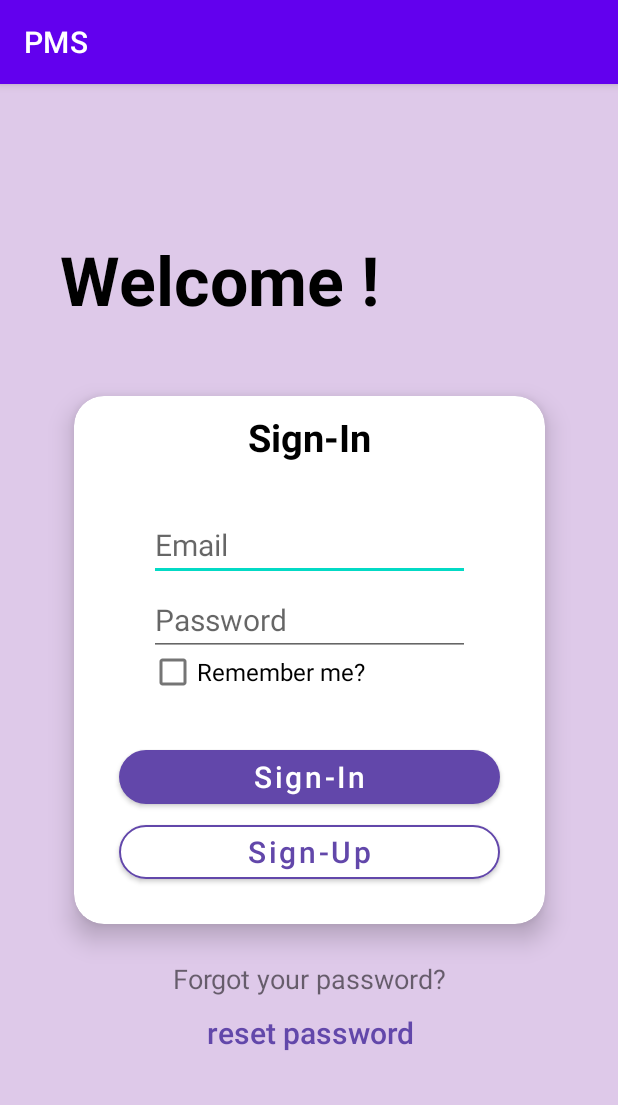
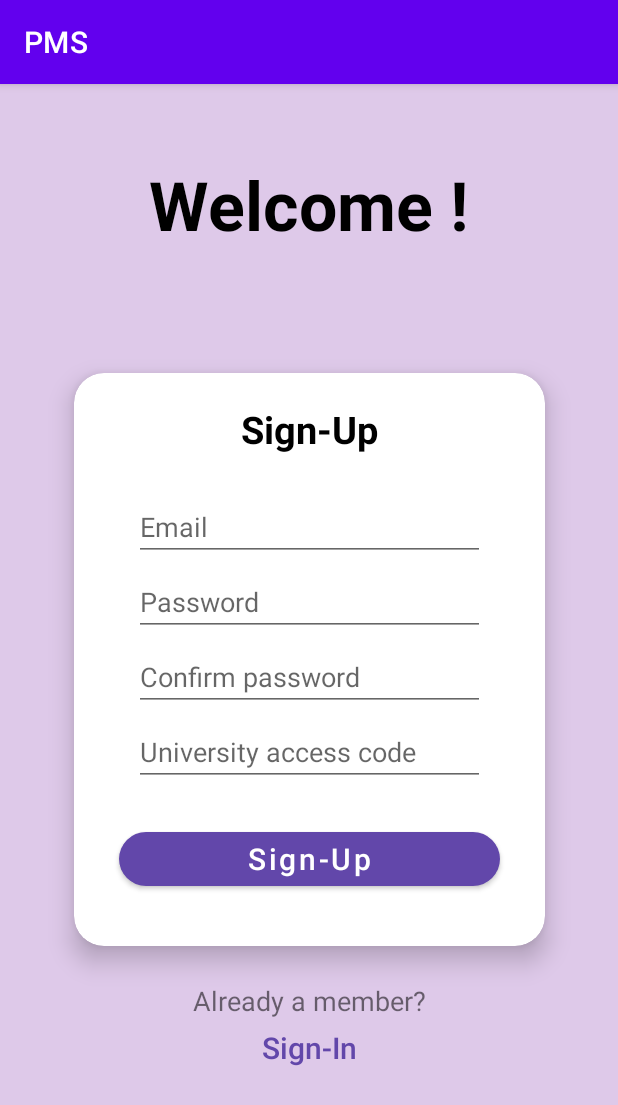
Before and after one commit to AdamTweedie/PMS-Android-Application, an Android app: the screen it shows after launch (MainActivity), after a tap on "Sign-Up", on a phone screen of 412 x 824 dp. Shown: the top 1105 px of the screen. Run offline under Robolectric (Android 15) with nearby library versions, the phone set to English and light mode, and no system bars.

Commit message:
Interactivity between sign-in and sign-up complete

```diff
--- a/app/src/main/java/com/deitel/pms/MainActivity.java
+++ b/app/src/main/java/com/deitel/pms/MainActivity.java
@@ -2,6 +2,7 @@ package com.deitel.pms;
 
 import androidx.appcompat.app.AppCompatActivity;
 import androidx.fragment.app.Fragment;
+import androidx.fragment.app.FragmentManager;
 import androidx.fragment.app.FragmentTransaction;
 
 import android.os.Bundle;
--- a/app/src/main/java/com/deitel/pms/SignIn.java
+++ b/app/src/main/java/com/deitel/pms/SignIn.java
@@ -9,6 +9,8 @@ import android.widget.Button;
 import androidx.annotation.NonNull;
 import androidx.annotation.Nullable;
 import androidx.fragment.app.Fragment;
+import androidx.fragment.app.FragmentManager;
+import androidx.fragment.app.FragmentTransaction;
 
 public class SignIn extends Fragment {
 
@@ -27,18 +29,27 @@ public class SignIn extends Fragment {
         Button signUp = (Button) view.findViewById(R.id.btnSignUp);
         Button resetPassword = (Button) view.findViewById(R.id.btnResetPassword);
 
+
         // On click, push SignUp onto fragment back-stack and pop SignIn fragment off back stack
         signUp.setOnClickListener(new View.OnClickListener() {
             @Override
             public void onClick(View view) {
+                System.out.println("Click Success!!");
+
+                final FragmentTransaction fragmentTransaction;
+                final FragmentManager fragmentManager = getParentFragmentManager();
 
                 // TODO - OnClick fragment changes to sign up fragment.
+                final Fragment fragment = getParentFragmentManager()
+                        .findFragmentById(R.id.placeholder_main);
 
-                //getParentFragmentManager().popBackStack();
-                // Add new fragment to stack
-                //getParentFragmentManager().beginTransaction()
-                //        .add(R.id.placeholder_main, new SignUp())
-                //        .commit();
+                if (fragment!=null) {
+                    fragmentTransaction = fragmentManager.beginTransaction();
+                    fragmentTransaction.remove(fragment);
+                    //fragmentTransaction.commit();
+                    fragmentTransaction.add(R.id.placeholder_main, new SignUp());
+                    fragmentTransaction.commit();
+                }
             }
         });
 
--- a/app/src/main/java/com/deitel/pms/SignUp.java
+++ b/app/src/main/java/com/deitel/pms/SignUp.java
@@ -5,10 +5,13 @@ import android.view.LayoutInflater;
 import android.view.View;
 import android.view.ViewGroup;
 import android.widget.Button;
+import android.widget.EditText;
 
 import androidx.annotation.NonNull;
 import androidx.annotation.Nullable;
 import androidx.fragment.app.Fragment;
+import androidx.fragment.app.FragmentManager;
+import androidx.fragment.app.FragmentTransaction;
 
 public class SignUp extends Fragment {
 
@@ -25,5 +28,48 @@ public class SignUp extends Fragment {
         super.onViewCreated(view, savedInstanceState);
 
         // TODO - add functionality
+        Button btnAlreadyMember = (Button) view.findViewById(R.id.btnBackToSignIn);
+        Button btnSignUp = (Button) view.findViewById(R.id.btnCreateAccount);
+        EditText email = (EditText) view.findViewById(R.id.etNewEmail);
+        EditText password = (EditText) view.findViewById(R.id.etNewPassword);
+        EditText confirmPassword = (EditText) view.findViewById(R.id.etNewConfirmPassword);
+        EditText uniAccessCode = (EditText) view.findViewById(R.id.etUniversityAccessCode);
+
+        btnSignUp.setOnClickListener(new View.OnClickListener() {
+            @Override
+            public void onClick(View view) {
+                // TODO - connect to database
+                // check no fields left blank
+                // encryption
+                // check already not user
+            }
+        });
+
+        btnAlreadyMember.setOnClickListener(new View.OnClickListener() {
+            @Override
+            public void onClick(View view) {
+                // Change button color onClick
+                ButtonFunctions.textButtonColorChange(btnAlreadyMember);
+                replaceFragment(new SignIn());
+            }
+        });
+    }
+
+
+    public void replaceFragment(Object object) {
+        final FragmentTransaction fragmentTransaction;
+        final FragmentManager fragmentManager = getParentFragmentManager();
+
+        // TODO - OnClick fragment changes to sign up fragment.
+        final Fragment fragment = getParentFragmentManager()
+                .findFragmentById(R.id.placeholder_main);
+
+        if (fragment != null) {
+            fragmentTransaction = fragmentManager.beginTransaction();
+            fragmentTransaction.remove(fragment);
+            //fragmentTransaction.commit();
+            fragmentTransaction.add(R.id.placeholder_main, (Fragment) object);
+            fragmentTransaction.commit();
+        }
     }
 }
--- a/app/src/main/res/layout/activity_main.xml
+++ b/app/src/main/res/layout/activity_main.xml
@@ -8,18 +8,20 @@
     android:background="#DEC9E9"
     tools:context=".MainActivity">
 
+
     <TextView
-        android:layout_width="match_parent"
-        android:layout_marginHorizontal="40dp"
+        android:id="@+id/welcome"
+        android:layout_width="wrap_content"
         android:layout_height="wrap_content"
-        android:layout_marginTop="100dp"
         android:text="@string/welcome"
+        android:textColor="@color/black"
         android:textSize="45sp"
         android:textStyle="bold"
-        android:textColor="@color/black"
+        app:layout_constraintStart_toStartOf="parent"
+        app:layout_constraintEnd_toEndOf="parent"
         app:layout_constraintTop_toTopOf="parent"
-        tools:layout_editor_absoluteX="127dp" />
-
+        android:layout_marginTop="50dp"
+        />
 
     <androidx.fragment.app.FragmentContainerView
         android:id="@+id/placeholder_main"
--- a/app/src/main/res/layout/frag_sign_in.xml
+++ b/app/src/main/res/layout/frag_sign_in.xml
@@ -1,11 +1,16 @@
 <?xml version="1.0" encoding="utf-8"?>
 <androidx.constraintlayout.widget.ConstraintLayout
     xmlns:android="http://schemas.android.com/apk/res/android"
-    android:layout_width="wrap_content"
-    android:layout_height="wrap_content"
+    android:layout_width="match_parent"
+    android:layout_height="match_parent"
     android:layout_gravity="center"
     xmlns:app="http://schemas.android.com/apk/res-auto"
     android:textAlignment="center">
+
+<!--    <include-->
+<!--        app:layout_constraintTop_toBottomOf="@+id/welcome"-->
+<!--        layout="@layout/activity_main"-->
+<!--        />-->
 
     <androidx.cardview.widget.CardView
         android:id="@+id/cardView"
@@ -71,7 +76,7 @@
             android:layout_width="match_parent"
             android:layout_height="wrap_content"
             android:layout_gravity="top|center"
-            android:layout_marginHorizontal="50dp"
+            android:layout_marginHorizontal="40dp"
             android:layout_marginTop="75dp"
             android:hint="@string/email_hint" />
 
@@ -81,14 +86,14 @@
             android:layout_width="match_parent"
             android:layout_height="wrap_content"
             android:layout_gravity="top|center"
-            android:layout_marginHorizontal="50dp"
+            android:layout_marginHorizontal="40dp"
             android:layout_marginTop="125dp"
             android:hint="@string/password_hint" />
 
         <CheckBox
             android:id="@+id/cbRememberLoginCredentials"
             android:layout_width="wrap_content"
-            android:layout_marginStart="50dp"
+            android:layout_marginStart="40dp"
             android:layout_height="wrap_content"
             android:layout_marginTop="160sp"
             android:text="@string/remember_password"
--- a/app/src/main/res/layout/frag_sign_up.xml
+++ b/app/src/main/res/layout/frag_sign_up.xml
@@ -1,16 +1,21 @@
 <?xml version="1.0" encoding="utf-8"?>
 <androidx.constraintlayout.widget.ConstraintLayout
     xmlns:android="http://schemas.android.com/apk/res/android"
-    android:layout_width="wrap_content"
+    android:layout_width="match_parent"
     xmlns:tools="http://schemas.android.com/tools"
-    android:layout_height="wrap_content"
+    android:layout_height="match_parent"
     xmlns:app="http://schemas.android.com/apk/res-auto"
     android:layout_gravity="center"
     tools:context=".MainActivity">
 
+<!--    <include-->
+<!--        app:layout_constraintTop_toBottomOf="@+id/welcome"-->
+<!--        layout="@layout/activity_main"-->
+<!--        />-->
+
     <androidx.cardview.widget.CardView
         android:id="@+id/cardView"
-        android:layout_width="match_parent"
+        android:layout_width="350dp"
         android:layout_marginHorizontal="40dp"
         android:layout_height="430dp"
         android:layout_margin="10dp"
@@ -117,17 +122,17 @@
         android:id="@+id/btnBackToSignIn"
         android:layout_width="wrap_content"
         android:layout_height="wrap_content"
-        android:text="@string/reset_password"
+        android:text="@string/sign_in"
         android:textAllCaps="false"
         android:textSize="20sp"
         style="?android:attr/borderlessButtonStyle"
         android:textColor="#6247AA"
         app:backgroundTint="@android:color/transparent"
         android:layout_marginTop="20dp"
+        app:layout_constraintEnd_toEndOf="@id/tvAlreadyMember"
         app:layout_constraintStart_toStartOf="@id/tvAlreadyMember"
-        app:layout_constraintEnd_toEndOf="@id/tvAlreadyMember"
         app:layout_constraintTop_toTopOf="@id/tvAlreadyMember"
-        android:onClick="textButtonColorChange"/>
+        />
 
 
 </androidx.constraintlayout.widget.ConstraintLayout>
```
